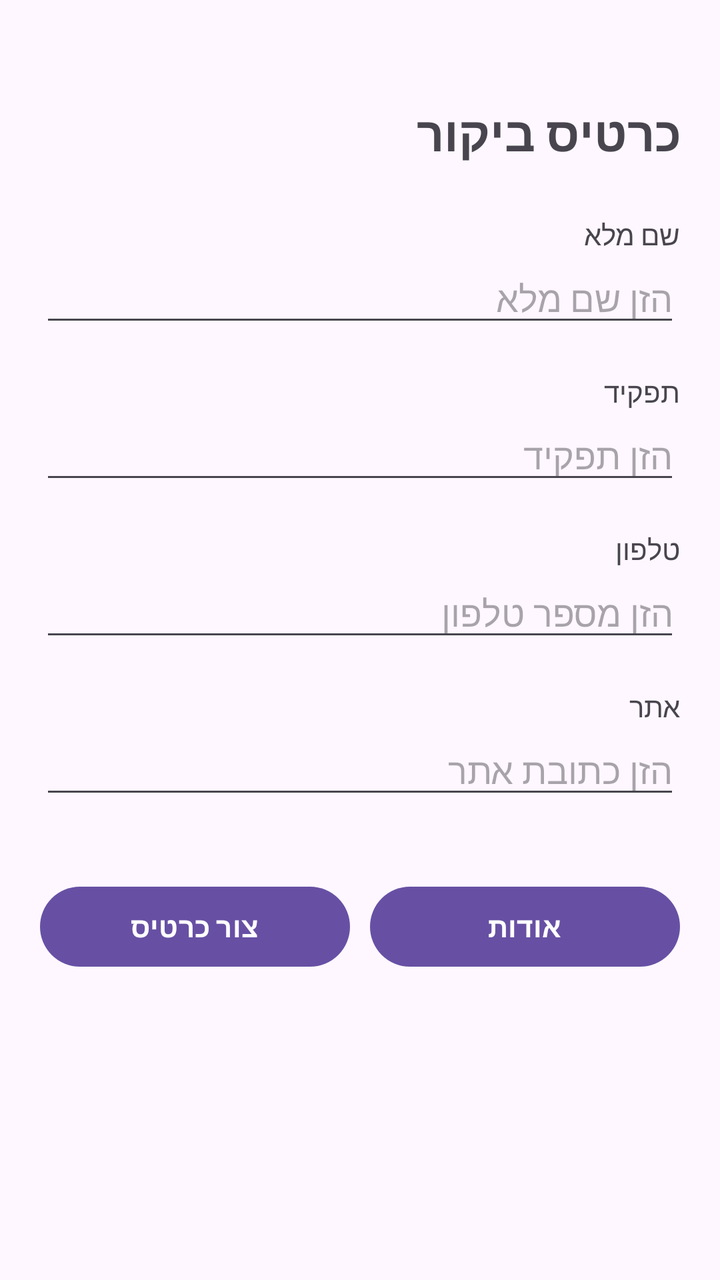
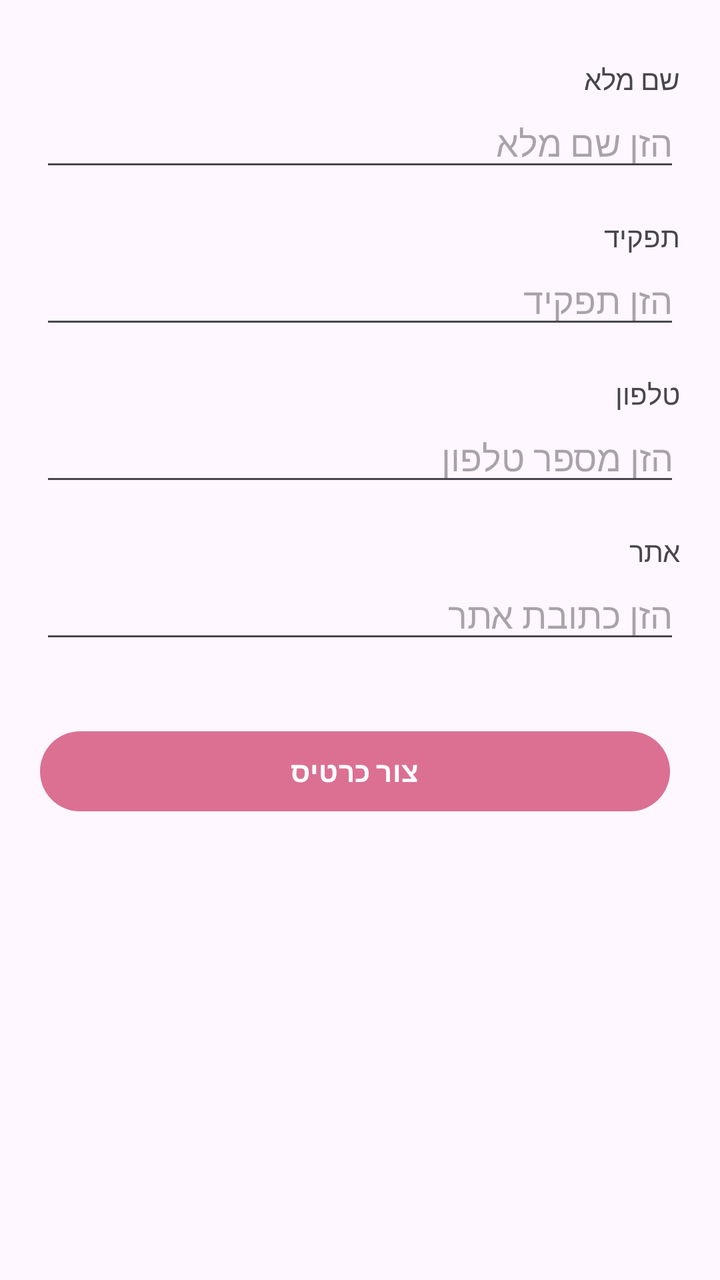

An Android layout rendered at two revisions. The XML below is the earlier revision; the diff shows what the commit changed to produce the second picture.
<!-- AndroidManifest.xml: application theme Theme.MyApplication -->
<!-- res/layout/activity_main.xml -->
<?xml version="1.0" encoding="utf-8"?>
<LinearLayout xmlns:android="http://schemas.android.com/apk/res/android"
    xmlns:tools="http://schemas.android.com/tools"
    android:id="@+id/main"
    android:layout_width="match_parent"
    android:layout_height="match_parent"
    android:orientation="vertical"
    android:paddingHorizontal="20dp"
    android:paddingTop="50dp"
    tools:context=".MainActivity">

    <TextView
        android:id="@+id/cardText"
        android:layout_width="match_parent"
        android:layout_height="wrap_content"
        android:text="כרטיס ביקור"
        android:textSize="24sp"
        android:textStyle="bold"
        android:layout_marginBottom="25dp" />

    <TextView
        android:layout_width="match_parent"
        android:layout_height="wrap_content"
        android:text="שם מלא"
        android:textSize="14sp" />

    <EditText
        android:id="@+id/name"
        android:layout_width="match_parent"
        android:layout_height="wrap_content"
        android:hint="הזן שם מלא"
        android:textSize="18sp"
        android:inputType="textPersonName"
        android:layout_marginBottom="18dp" />

    <TextView
        android:layout_width="match_parent"
        android:layout_height="wrap_content"
        android:text="תפקיד"
        android:textSize="14sp" />

    <EditText
        android:id="@+id/role"
        android:layout_width="match_parent"
        android:layout_height="wrap_content"
        android:hint="הזן תפקיד"
        android:textSize="18sp"
        android:inputType="textPersonName"
        android:layout_marginBottom="18dp" />

    <TextView
        android:layout_width="match_parent"
        android:layout_height="wrap_content"
        android:text="טלפון"
        android:textSize="14sp" />

    <EditText
        android:id="@+id/phone"
        android:layout_width="match_parent"
        android:layout_height="wrap_content"
        android:hint="הזן מספר טלפון"
        android:textSize="18sp"
        android:inputType="phone"
        android:gravity="end"
        android:layout_marginBottom="18dp" />

    <TextView
        android:layout_width="match_parent"
        android:layout_height="wrap_content"
        android:text="אתר"
        android:textSize="14sp" />

    <EditText
        android:id="@+id/website"
        android:layout_width="match_parent"
        android:layout_height="wrap_content"
        android:hint="הזן כתובת אתר"
        android:textSize="18sp"
        android:inputType="textUri"
        android:layout_marginBottom="25dp" />

    <LinearLayout
        android:layout_width="match_parent"
        android:layout_height="wrap_content"
        android:orientation="horizontal"
        android:layout_marginTop="10dp">

        <Button
            android:id="@+id/createButton"
            android:layout_width="0dp"
            android:layout_height="wrap_content"
            android:layout_weight="1"
            android:layout_marginEnd="5dp"
            android:textStyle="bold"
            android:text="צור כרטיס" />

        <Button
            android:id="@+id/odotButton"
            android:layout_width="0dp"
            android:layout_height="wrap_content"
            android:layout_weight="1"
            android:layout_marginStart="5dp"
            android:textStyle="bold"
            android:text="אודות" />

    </LinearLayout>

</LinearLayout>
<!-- resources referenced by this layout -->
<resources>
  <style name="Theme.MyApplication" parent="Base.Theme.MyApplication" />
  <style name="Base.Theme.MyApplication" parent="Theme.Material3.DayNight.NoActionBar">
          
          
      </style>
</resources>

<!-- the commit's change to res/layout/activity_main.xml (unified diff, before → after) -->
@@ -6,17 +6,9 @@
     android:layout_height="match_parent"
     android:orientation="vertical"
     android:paddingHorizontal="20dp"
-    android:paddingTop="50dp"
+    android:fitsSystemWindows="true"
+    android:paddingTop="30dp"
     tools:context=".MainActivity">
-
-    <TextView
-        android:id="@+id/cardText"
-        android:layout_width="match_parent"
-        android:layout_height="wrap_content"
-        android:text="כרטיס ביקור"
-        android:textSize="24sp"
-        android:textStyle="bold"
-        android:layout_marginBottom="25dp" />
 
     <TextView
         android:layout_width="match_parent"
@@ -61,7 +53,8 @@
         android:hint="הזן מספר טלפון"
         android:textSize="18sp"
         android:inputType="phone"
-        android:gravity="end"
+        android:digits="0123456789"
+        android:gravity="right"
         android:layout_marginBottom="18dp" />
 
     <TextView
@@ -94,15 +87,6 @@
             android:textStyle="bold"
             android:text="צור כרטיס" />
 
-        <Button
-            android:id="@+id/odotButton"
-            android:layout_width="0dp"
-            android:layout_height="wrap_content"
-            android:layout_weight="1"
-            android:layout_marginStart="5dp"
-            android:textStyle="bold"
-            android:text="אודות" />
-
     </LinearLayout>
 
 </LinearLayout>
<!-- resource entries referenced after the edit -->
@@ -1,9 +1,11 @@
 <!-- resources referenced by this layout -->
 <resources>
   <style name="Theme.MyApplication" parent="Base.Theme.MyApplication" />
-  <style name="Base.Theme.MyApplication" parent="Theme.Material3.DayNight.NoActionBar">
-          
-          
+  <style name="Base.Theme.MyApplication" parent="Theme.Material3.DayNight">
+          <item name="colorPrimary">#DB7093</item>
+          <item name="colorOnPrimary">#FFFFFF</item>
+          <item name="colorSurface">#FFF0F5</item>
+          <item name="colorSurfaceContainer">#DB7093</item>
       </style>
 </resources>
 
